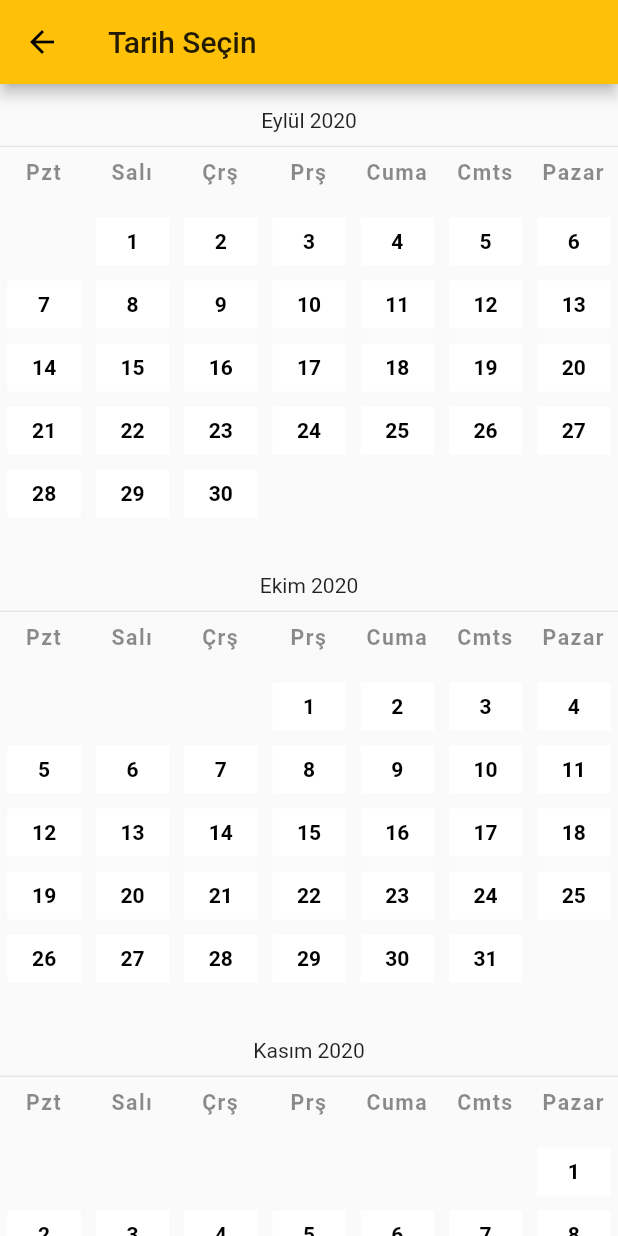
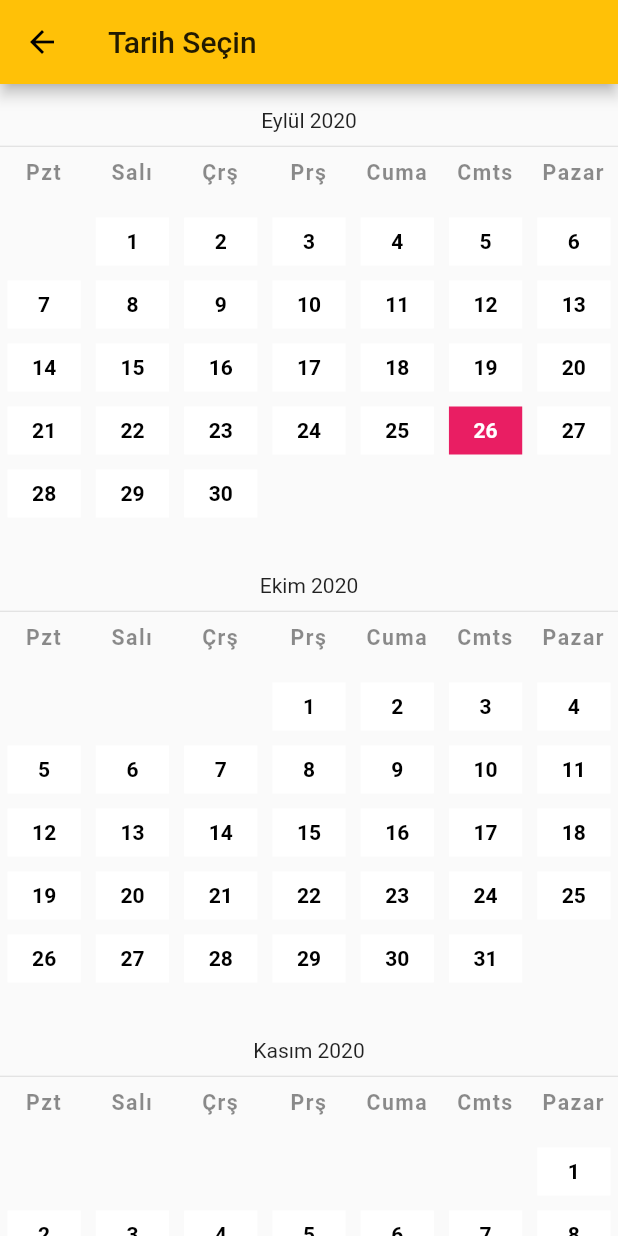
Before and after one commit to SalihCanBinboga/Flutter-Custom-DatePicker, a Flutter app: the CalendarScreen screen opened directly, on a phone screen of 412 x 824 dp. Run offline on Flutter 3.47's test engine with Material 2 defaults, Android fonts, the phone set to English and light mode, and no system bars; Roboto replaces fonts that are missing (playfair-regular).

```diff
--- a/lib/ui/screens/CalendarScreen.dart
+++ b/lib/ui/screens/CalendarScreen.dart
@@ -19,6 +19,7 @@ class _CalendarScreenState extends State<CalendarScreen> {
           return Container(
             margin: EdgeInsets.only(top: 16),
             child: CalendarWidget(
+              currentDate: DateTime.now(),
               startDate: getDateByPosition(index),
             ),
           );
--- a/lib/ui/screens/CalendarWidget.dart
+++ b/lib/ui/screens/CalendarWidget.dart
@@ -1,11 +1,13 @@
+import 'package:flutter/cupertino.dart';
 import 'package:flutter/material.dart';
 
 import 'WeekDaysFirstRow.dart';
 
 class CalendarWidget extends StatefulWidget {
   final DateTime startDate;
+  final DateTime currentDate;
 
-  const CalendarWidget({Key key, this.startDate}) : super(key: key);
+  const CalendarWidget({Key key, this.startDate, this.currentDate}) : super(key: key);
 
   @override
   _CalendarWidgetState createState() => _CalendarWidgetState();
@@ -18,7 +20,6 @@ class _CalendarWidgetState extends State<CalendarWidget> {
   @override
   void initState() {
     monthsTR = List.unmodifiable({"Ocak", "Şubat", "Mart", "Nisan", "Mayıs", "Haziran", "Temmuz", "Ağustos", "Eylül", "Ekim", "Kasım", "Aralık"});
-
     super.initState();
   }
 
@@ -65,14 +66,14 @@ class _CalendarWidgetState extends State<CalendarWidget> {
         if (rowPosition == monthStartDay) {
           // query for month first day
 
-          rowItems.add(_fullDay(rowStartDayOnMonth.day));
+          rowItems.add(_fullDay(rowStartDayOnMonth));
           rowStartDayOnMonth = rowStartDayOnMonth.add(Duration(days: 1));
           rowStartDay++;
         } else if (rowPosition > monthStartDay) {
           if (nextMonth.isAfter(rowStartDayOnMonth)) {
             // is next Month ?
 
-            rowItems.add(_fullDay(rowStartDayOnMonth.day));
+            rowItems.add(_fullDay(rowStartDayOnMonth));
             rowStartDayOnMonth = rowStartDayOnMonth.add(Duration(days: 1));
             rowStartDay++;
           } else {
@@ -88,7 +89,7 @@ class _CalendarWidgetState extends State<CalendarWidget> {
         if (nextMonth.isAfter(rowStartDayOnMonth)) {
           // is next Month ?
 
-          rowItems.add(_fullDay(rowStartDayOnMonth.day));
+          rowItems.add(_fullDay(rowStartDayOnMonth));
           rowStartDayOnMonth = rowStartDayOnMonth.add(Duration(days: 1));
           rowStartDay++;
         } else {
@@ -99,20 +100,30 @@ class _CalendarWidgetState extends State<CalendarWidget> {
     return rowItems;
   }
 
-  Widget _fullDay(int day) => Expanded(
+  Widget _fullDay(DateTime date) => Expanded(
         child: Container(
-          color: Colors.white,
+          color: isDateToday(date) ? Colors.pink : Colors.white,
           margin: EdgeInsets.all(5),
           height: 32,
           width: 32,
           alignment: Alignment.center,
-          child: Text(
-            day.toString(),
+          child: Text(date.day.toString(),
             textAlign: TextAlign.center,
-            style: TextStyle(color: Colors.black, fontWeight: FontWeight.bold),
+            style: TextStyle(color:  isDateToday(date) ? Colors.white : Colors.black, fontWeight: FontWeight.bold),
           ),
         ),
       );
 
+
+  bool isDateToday(DateTime dateTime){
+    dateTime = DateTime(dateTime.year,dateTime.month,dateTime.day);
+    DateTime currentNewDate = DateTime(widget.currentDate.year,widget.currentDate.month,widget.currentDate.day);
+    if(dateTime == currentNewDate){
+      return true;
+    } else {
+      return false;
+    }
+  }
+
   Widget get _emptyDay => Expanded(child: Text("", textAlign: TextAlign.center, style: TextStyle(color: Colors.white)));
 }
```
